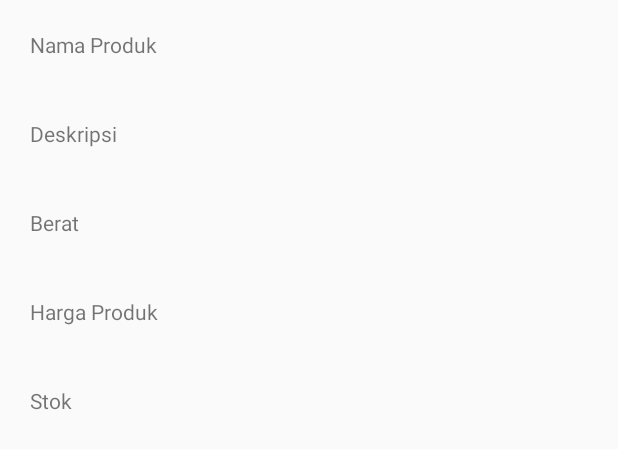
After one commit to Danisalifian/AHIRO, an Android app: the layout activity_detail_produk.xml on its own in the app's theme, with its tools: preview values and no code run, on a phone screen of 412 x 824 dp. The commit adds this screen. Shown: the top 449 px of the screen. Run offline under Robolectric (Android 15) with nearby library versions, the phone set to English and light mode, and no system bars.

Commit message:
Re-modelling Produk
rem-modelling produk & binding data ke detail produk

```diff
--- a/app/build.gradle
+++ b/app/build.gradle
@@ -30,4 +30,5 @@ dependencies {
     androidTestImplementation 'com.android.support.test.espresso:espresso-core:3.0.2'
     implementation 'com.android.support:recyclerview-v7:27.0.1'
     implementation 'com.android.support:cardview-v7:27.0.1'
+    implementation 'com.miguelcatalan:materialsearchview:1.4.0'
 }
--- a/app/src/main/AndroidManifest.xml
+++ b/app/src/main/AndroidManifest.xml
@@ -16,6 +16,7 @@
                 <category android:name="android.intent.category.LAUNCHER" />
             </intent-filter>
         </activity>
+        <activity android:name=".DetailProdukActivity"></activity>
     </application>
 
 </manifest>
--- /dev/null
+++ b/app/src/main/res/layout/activity_detail_produk.xml
@@ -0,0 +1,50 @@
+<?xml version="1.0" encoding="utf-8"?>
+<RelativeLayout xmlns:android="http://schemas.android.com/apk/res/android"
+    xmlns:app="http://schemas.android.com/apk/res-auto"
+    xmlns:tools="http://schemas.android.com/tools"
+    android:layout_width="match_parent"
+    android:layout_height="match_parent"
+    tools:context=".DetailProdukActivity"
+    android:orientation="vertical">
+
+    <TextView
+        android:layout_width="match_parent"
+        android:layout_height="wrap_content"
+        android:text="Nama Produk"
+        android:id="@+id/tvDProduk"
+        android:layout_margin="20dp"/>
+
+    <TextView
+        android:layout_width="match_parent"
+        android:layout_height="wrap_content"
+        android:text="Deskripsi"
+        android:id="@+id/tvDDeskripsi"
+        android:layout_margin="20dp"
+        android:layout_below="@+id/tvDProduk"/>
+
+    <TextView
+        android:layout_width="match_parent"
+        android:layout_height="wrap_content"
+        android:id="@+id/tvDBerat"
+        android:text="Berat"
+        android:layout_margin="20dp"
+        android:layout_below="@+id/tvDDeskripsi"/>
+
+    <TextView
+        android:layout_width="match_parent"
+        android:layout_height="wrap_content"
+        android:text="Harga Produk"
+        android:id="@+id/tvDHarga"
+        android:layout_below="@+id/tvDBerat"
+        android:layout_margin="20dp"/>
+
+    <TextView
+        android:layout_width="match_parent"
+        android:layout_height="wrap_content"
+        android:id="@+id/tvDStok"
+        android:text="Stok"
+        android:layout_margin="20dp"
+        android:layout_below="@+id/tvDHarga"/>
+
+
+</RelativeLayout>
--- a/app/src/main/res/layout/cardview_produk.xml
+++ b/app/src/main/res/layout/cardview_produk.xml
@@ -5,7 +5,8 @@
     android:layout_height="300dp"
     xmlns:app="http://schemas.android.com/apk/res-auto"
     android:layout_margin="5dp"
-    app:cardCornerRadius="4dp">
+    app:cardCornerRadius="4dp"
+    android:id="@+id/cvProduk">
 
     <RelativeLayout
         android:layout_width="match_parent"
```
Also changed, not shown: app/src/main/java/com/example/dan/ahiro/BerandaFragment.java (+8 -8 lines), app/src/main/java/com/example/dan/ahiro/DetailProdukActivity.java (added, +38 -0 lines), app/src/main/java/com/example/dan/ahiro/adapter/produkAdapter.java (+22 -1 lines), app/src/main/java/com/example/dan/ahiro/model/Produk.java (+31 -1 lines).
